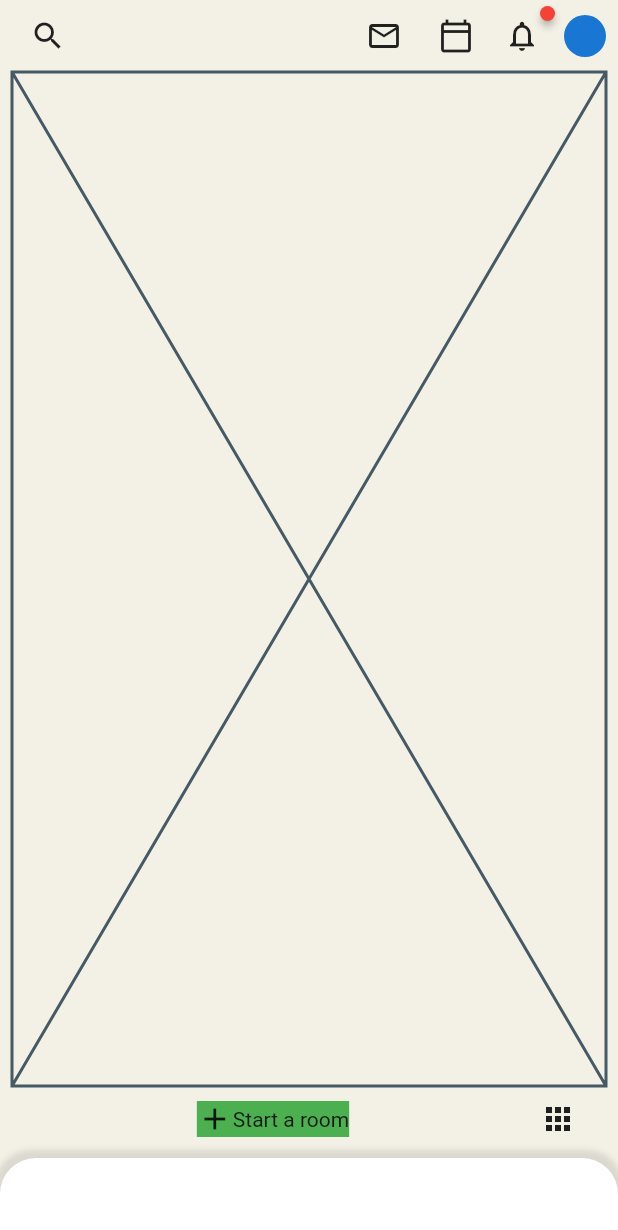
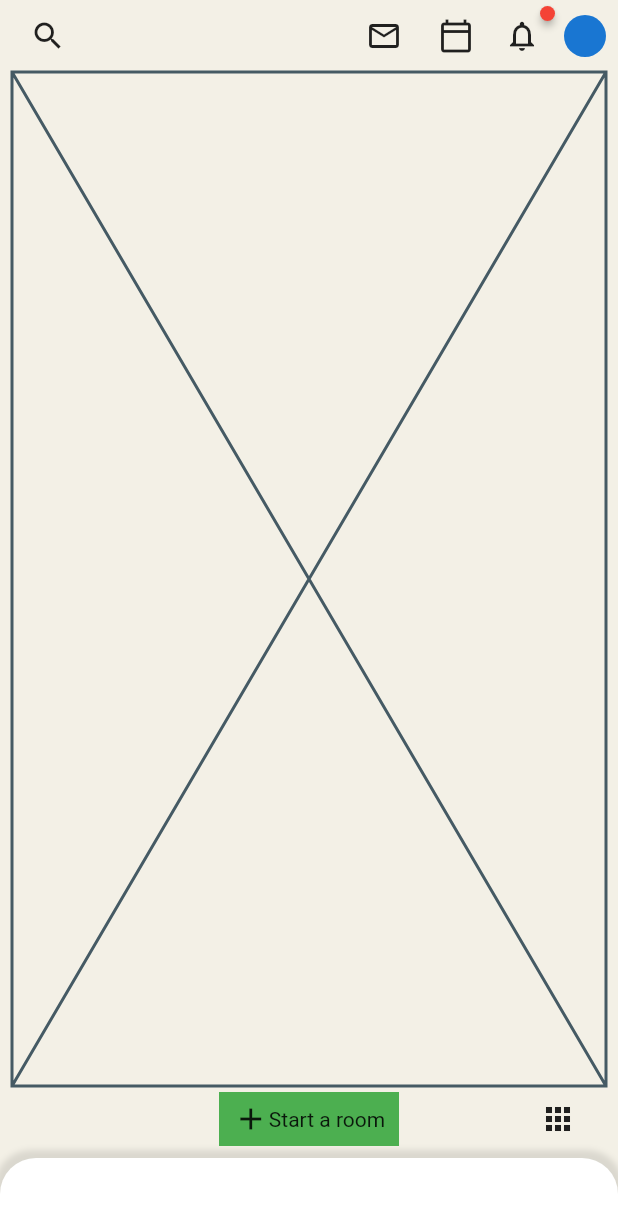
Before and after one commit to JAICHANGPARK/flutter_notebook_11th_story, a Flutter app: the screen it shows after launch, on a phone screen of 412 x 824 dp. Shown: the top 1230 px of the screen. Run offline on Flutter 3.47's test engine with Material 2 defaults, Android fonts, the phone set to English and light mode, and no system bars; drawn by our look-alikes of badges.

Commit message:
Update clubhouse_home_page.dart

```diff
--- a/lib/ep701_clubhouse/ui/clubhouse_home_page.dart
+++ b/lib/ep701_clubhouse/ui/clubhouse_home_page.dart
@@ -1,4 +1,5 @@
 import 'package:badges/badges.dart';
+import 'package:flutter/cupertino.dart';
 import 'package:flutter/material.dart';
 
 import 'clubhouse_style.dart';
@@ -82,11 +83,14 @@ class _ClubhouseHomePageState extends State<ClubhouseHomePage> {
              children: [
                Spacer(),
               Container(
-                height: 24,
+                height: 36,
+                width: 120,
                 decoration: BoxDecoration(
                   color: Colors.green
                 ),
                 child: Row(
+                  crossAxisAlignment: CrossAxisAlignment.center,
+                  mainAxisAlignment: MainAxisAlignment.center,
                   children: [
                     Icon(Icons.add),
                     Text("Start a room")
@@ -99,7 +103,7 @@ class _ClubhouseHomePageState extends State<ClubhouseHomePage> {
              ],
            ),
             bottom: 54,
-            left: 16,
+            left: 64,
             right: 16,
           )
         ],
```
